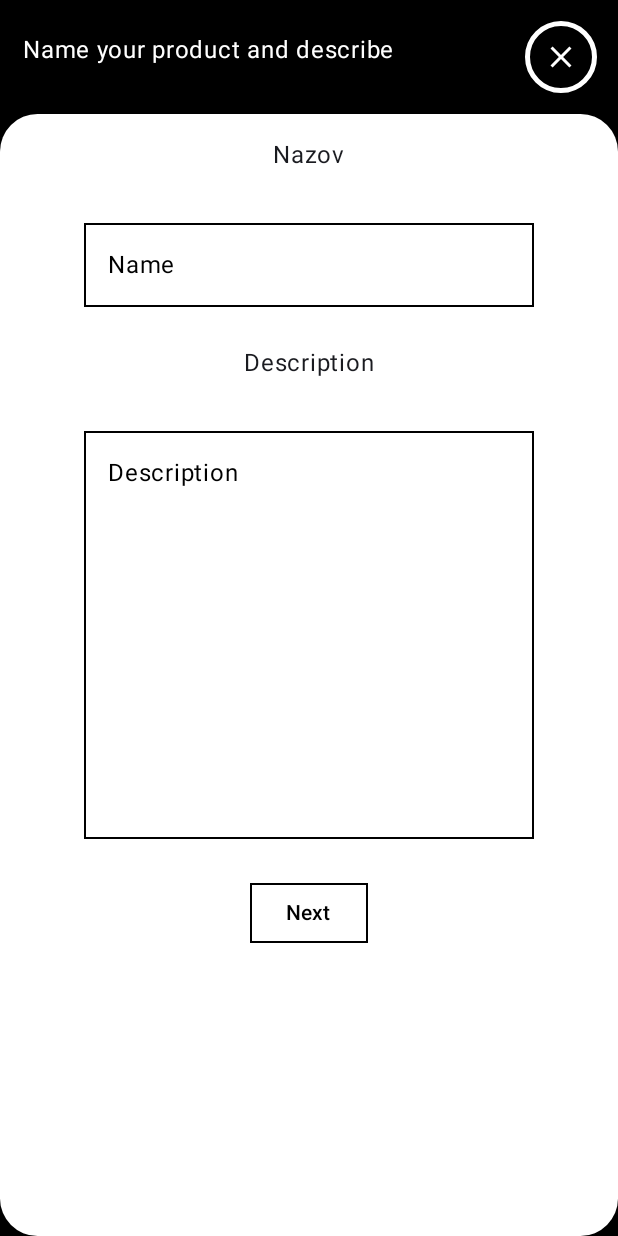
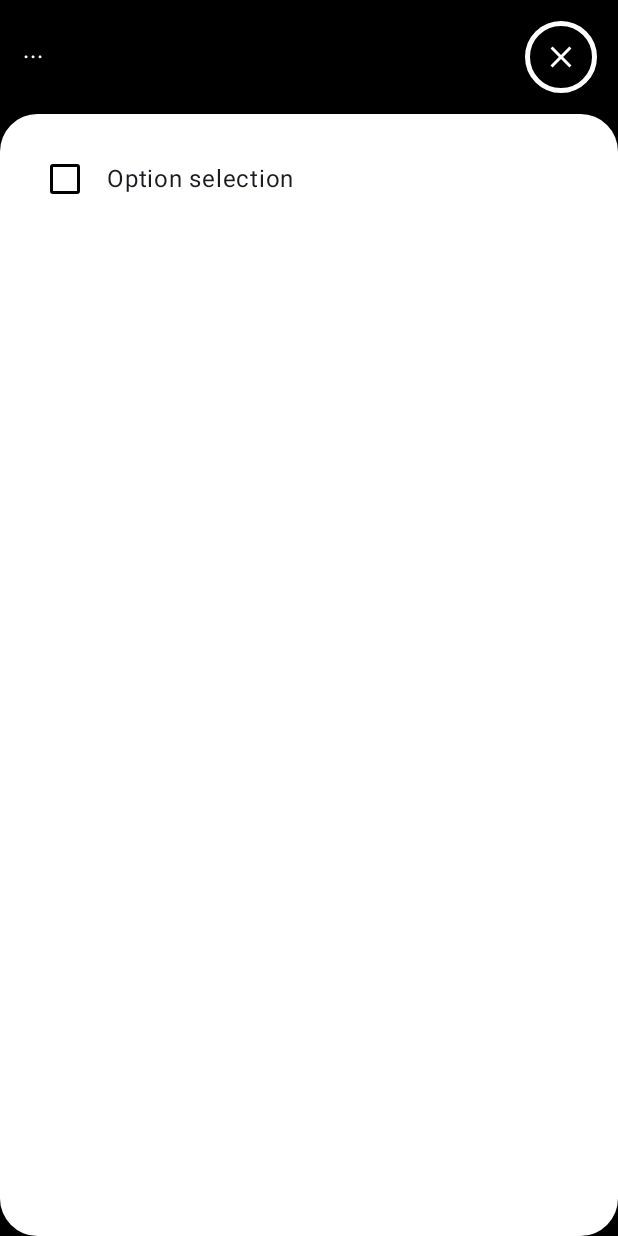
Before and after one commit to HezinTUKE/skov-android, an Android app built with Jetpack Compose: the composable ItemCreateView shown on its own in the app's theme, on a phone screen of 412 x 824 dp. Run offline under Robolectric (Android 15) with nearby library versions, the phone set to English and light mode, and no system bars.

Commit message:
Select date (unfinished)

```diff
--- a/app/build.gradle.kts
+++ b/app/build.gradle.kts
@@ -57,6 +57,7 @@ dependencies {
     implementation("androidx.compose.ui:ui-tooling-preview")
     implementation("androidx.compose.material3:material3:1.1.1")
     implementation("androidx.compose.material3:material3-window-size-class:1.1.1")
+    implementation("androidx.compose.material3:material3-android:1.2.0")
     testImplementation("junit:junit:4.13.2")
     androidTestImplementation("androidx.test.ext:junit:1.1.5")
     androidTestImplementation("androidx.test.espresso:espresso-core:3.5.1")
--- a/app/src/main/java/com/example/skov/item_create/ItemCreatePagerView.kt
+++ b/app/src/main/java/com/example/skov/item_create/ItemCreatePagerView.kt
@@ -19,6 +19,7 @@ import androidx.compose.ui.unit.dp
 import com.example.skov.item_create.StepFive.StepFiveView
 import com.example.skov.item_create.StepFour.StepFourView
 import com.example.skov.item_create.StepOne.StepOneCreateItem
+import com.example.skov.item_create.StepSix.StepSixView
 import com.example.skov.item_create.StepThree.StepThreeCreateItem
 import com.example.skov.item_create.StepTwo.StepTwoCreateItem
 
@@ -69,6 +70,9 @@ fun ItemCreatePagerView(
         ) { page ->
             when(page) {
                 0 -> {
+                    StepSixView()
+
+                    /*
                     text.value = "Name your product and describe it"
 
                     StepOneCreateItem(
@@ -76,6 +80,8 @@ fun ItemCreatePagerView(
                         description = description,
                         pager = pagerState
                     )
+
+                     */
                 }
 
                 1 -> {
--- a/app/src/main/java/com/example/skov/item_create/ItemCreateView.kt
+++ b/app/src/main/java/com/example/skov/item_create/ItemCreateView.kt
@@ -47,7 +47,7 @@ fun ItemCreateView(
     }
 
     val pagerState = rememberPagerState(pageCount = {
-        5
+        6
     })
 
     val text = remember {
--- /dev/null
+++ b/app/src/main/java/com/example/skov/item_create/StepSix/StepSixView.kt
@@ -0,0 +1,82 @@
+package com.example.skov.item_create.StepSix
+
+import android.util.Log
+import androidx.compose.foundation.layout.Column
+import androidx.compose.foundation.layout.Row
+import androidx.compose.foundation.layout.fillMaxSize
+import androidx.compose.foundation.layout.fillMaxWidth
+import androidx.compose.foundation.layout.height
+import androidx.compose.foundation.layout.padding
+import androidx.compose.foundation.selection.toggleable
+import androidx.compose.material3.Checkbox
+import androidx.compose.material3.CheckboxDefaults
+import androidx.compose.material3.DatePicker
+import androidx.compose.material3.DatePickerDialog
+import androidx.compose.material3.DisplayMode
+import androidx.compose.material3.ExperimentalMaterial3Api
+import androidx.compose.material3.MaterialTheme
+import androidx.compose.material3.Text
+import androidx.compose.material3.TextButton
+import androidx.compose.material3.rememberDatePickerState
+import androidx.compose.runtime.Composable
+import androidx.compose.runtime.getValue
+import androidx.compose.runtime.mutableStateOf
+import androidx.compose.runtime.remember
+import androidx.compose.runtime.rememberCoroutineScope
+import androidx.compose.runtime.setValue
+import androidx.compose.ui.Alignment
+import androidx.compose.ui.Modifier
+import androidx.compose.ui.graphics.Color
+import androidx.compose.ui.semantics.Role
+import androidx.compose.ui.unit.dp
+import com.example.skov.widgets.datepicker.SkovDatePicker
+import kotlinx.coroutines.launch
+
+@OptIn(ExperimentalMaterial3Api::class)
+@Composable
+fun StepSixView() {
+    val state = rememberDatePickerState(initialDisplayMode = DisplayMode.Input)
+    var openDialog by remember { mutableStateOf(true) }
+
+    var (dateDialogEnable, setEnable ) = remember { mutableStateOf(false) }
+
+
+    Column(
+        modifier = Modifier
+            .fillMaxSize()
+    ) {
+
+        Row(
+            Modifier
+                .fillMaxWidth()
+                .height(56.dp)
+                .toggleable(
+                    value = dateDialogEnable,
+                    onValueChange = { setEnable(!dateDialogEnable) },
+                    role = Role.Checkbox
+                )
+                .padding(horizontal = 16.dp),
+            verticalAlignment = Alignment.CenterVertically
+        ) {
+            Checkbox(
+                checked = dateDialogEnable,
+                onCheckedChange = null,
+                colors = CheckboxDefaults.colors(
+                    uncheckedColor = Color.Black,
+                    checkedColor = Color.Black,
+                    checkmarkColor = Color.White
+                )
+            )
+            Text(
+                text = "Option selection",
+                style = MaterialTheme.typography.bodyLarge,
+                modifier = Modifier.padding(start = 16.dp)
+            )
+        }
+
+        SkovDatePicker(
+            minYear = 2024,
+            show = dateDialogEnable
+        )
+    }
+}
--- /dev/null
+++ b/app/src/main/java/com/example/skov/widgets/datepicker/SkovDatePicker.kt
@@ -0,0 +1,44 @@
+package com.example.skov.widgets.datepicker
+
+import androidx.compose.foundation.layout.Arrangement
+import androidx.compose.foundation.layout.Column
+import androidx.compose.material3.DatePicker
+import androidx.compose.material3.DatePickerDefaults
+import androidx.compose.material3.DisplayMode
+import androidx.compose.material3.ExperimentalMaterial3Api
+import androidx.compose.material3.SelectableDates
+import androidx.compose.material3.rememberDatePickerState
+import androidx.compose.runtime.Composable
+import androidx.compose.ui.graphics.Color
+import androidx.compose.ui.unit.dp
+
+@ExperimentalMaterial3Api
+@Composable
+fun SkovDatePicker(
+    minYear : Int,
+    show : Boolean = true
+){
+    val datePickerState = rememberDatePickerState(
+        initialDisplayMode = DisplayMode.Input,
+        selectableDates = object : SelectableDates {
+            override fun isSelectableYear(year: Int): Boolean {
+                return year >= minYear
+            }
+        }
+
+    )
+
+    if(show)
+        Column(verticalArrangement = Arrangement.spacedBy(8.dp)) {
+            DatePicker(
+                state = datePickerState,
+                colors = DatePickerDefaults.colors(
+                    containerColor = Color.Black,
+                    todayDateBorderColor = Color.Black,
+                    todayContentColor = Color.Black,
+                    selectedDayContentColor = Color.White,
+                    selectedDayContainerColor = Color.Black
+                )
+            )
+        }
+}
```
